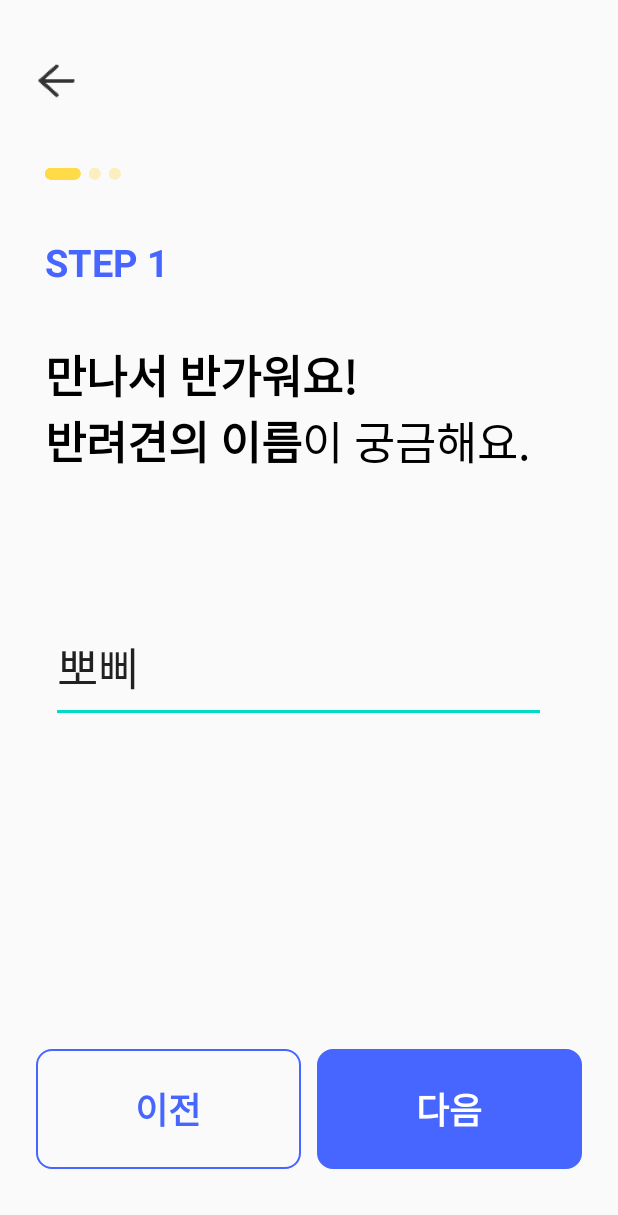
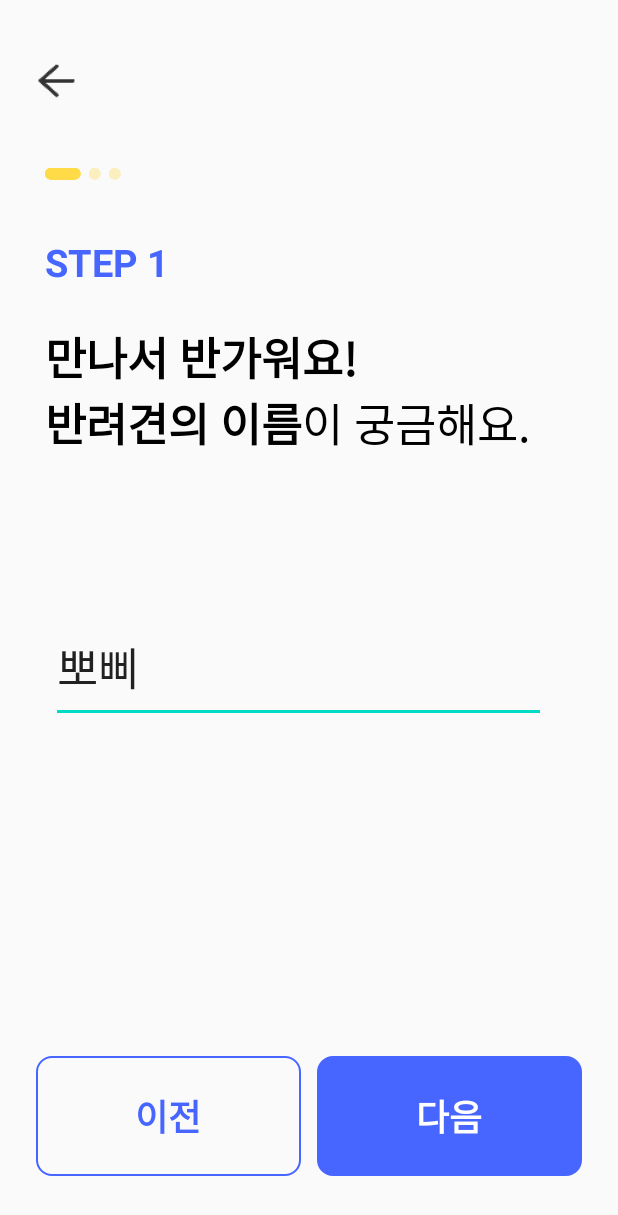
Before and after one commit to rockdam/dogdog, an Android app: the screen it shows after launch (JoinActivity), on a phone screen of 412 x 824 dp. Shown: the top 1215 px of the screen. Run offline under Robolectric (Android 15) with nearby library versions, the phone set to English and light mode, and no system bars.

Commit message:
버튼 줄 맞추기

```diff
--- a/app/src/main/java/com/makeus/dogdog/src/joinmember/JoinActivity.java
+++ b/app/src/main/java/com/makeus/dogdog/src/joinmember/JoinActivity.java
@@ -19,6 +19,7 @@ public class JoinActivity extends BaseActivity implements View.OnClickListener {
         super.onCreate(savedInstanceState);
         setContentView(R.layout.activity_join);
         mJoinMessage=findViewById(R.id.tellUsAge_Step2Activity);
+
         mNextTxt=findViewById(R.id.nextTxt_joinActivity);
         mJoinMessage.setText(Html.fromHtml("<b>"+"만나서 반가워요!"+"<br>"+"반려견의 이름"+"</br>"+"</b>"+"이 궁금해요.") );
         //깃 연동 기념
@@ -38,6 +39,8 @@ public class JoinActivity extends BaseActivity implements View.OnClickListener {
 
             case R.id.nextTxt_joinActivity:
                 Intent intent =new Intent(JoinActivity.this , Step2.class);
+                intent.addFlags (Intent.FLAG_ACTIVITY_NO_ANIMATION);
+
 
                 startActivity(intent);
 
--- a/app/src/main/res/layout/activity_join.xml
+++ b/app/src/main/res/layout/activity_join.xml
@@ -54,7 +54,7 @@
         android:layout_height="130dp"
         android:layout_marginStart="30dp"
         android:layout_marginLeft="30dp"
-        android:layout_marginTop="36dp"
+        android:layout_marginTop="24dp"
         android:layout_marginEnd="53dp"
         android:layout_marginRight="53dp"
         android:lineSpacingExtra="0dp"
@@ -71,7 +71,7 @@
         android:layout_height="60dp"
         android:layout_marginStart="34dp"
         android:layout_marginLeft="34dp"
-        android:layout_marginTop="64dp"
+        android:layout_marginTop="76dp"
         android:layout_marginEnd="48dp"
         android:layout_marginRight="48dp"
         android:ems="10"
@@ -131,7 +131,7 @@
         app:layout_constraintHorizontal_bias="0.5"
         app:layout_constraintStart_toEndOf="@+id/textView3"
         app:layout_constraintTop_toBottomOf="@+id/editTextTextPersonName"
-        app:layout_constraintVertical_bias="0.92" />
+        app:layout_constraintVertical_bias="1.0" />
 
     <ImageView
         android:id="@+id/imageView3"
--- a/app/src/main/res/layout/activity_step2.xml
+++ b/app/src/main/res/layout/activity_step2.xml
@@ -132,7 +132,7 @@
             app:layout_constraintHorizontal_bias="0.5"
             app:layout_constraintStart_toEndOf="@+id/textView3"
             app:layout_constraintTop_toBottomOf="@+id/editTextTextPersonName"
-            app:layout_constraintVertical_bias="0.92" />
+            app:layout_constraintVertical_bias="1.0" />
 
         <ImageView
             android:id="@+id/imageView3"
--- a/app/src/main/res/values/colors.xml
+++ b/app/src/main/res/values/colors.xml
@@ -5,6 +5,7 @@
     <color name="colorAccent">#03DAC5</color>
     <color name="colorDogDogBlue">#4766ff</color>
     <color name="ringBorderGray">#cccccc</color>
+    <color name="editTextUnderLine">#dddddd</color>
     <color name="offborder">#CBCBCB</color>
 
     <!-- Material Design - Color Palette -->
```
